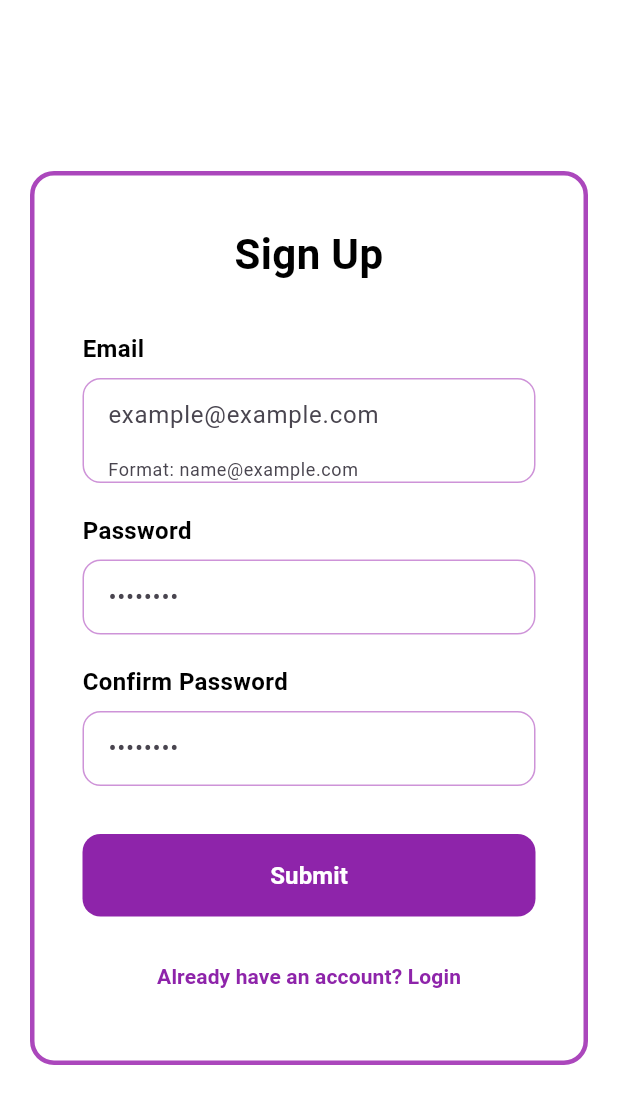
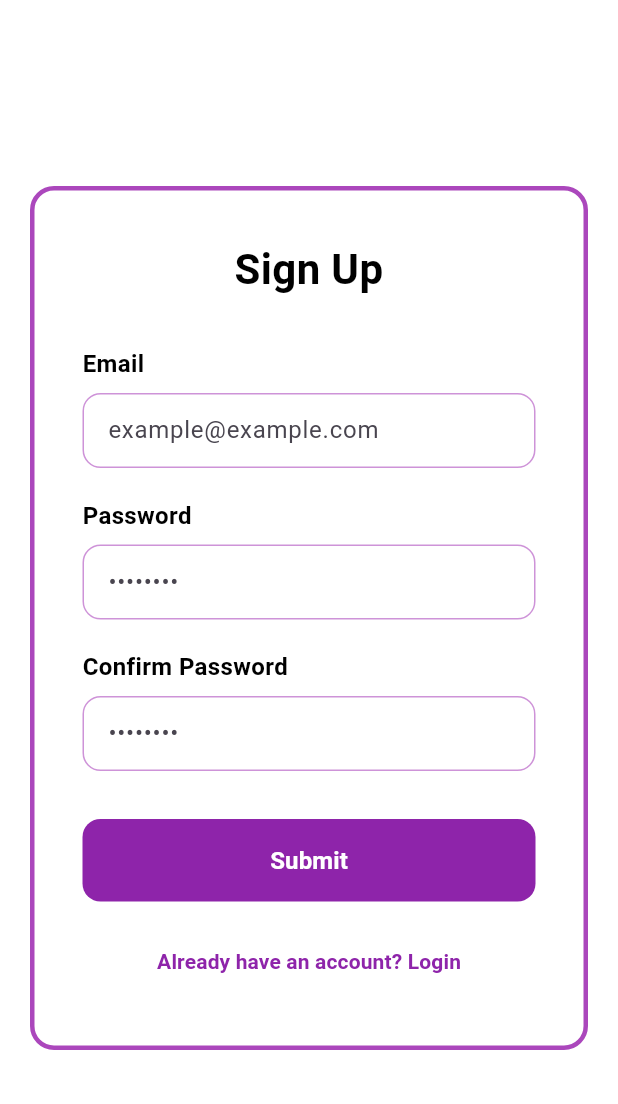
Before and after one commit to SiddakBath/softdev-findr, a Flutter app: the SignupScreen screen opened directly, on a phone screen of 412 x 824 dp. Shown: the top 1104 px of the screen. Run offline on Flutter 3.47's test engine with Material 3 defaults, Android fonts, the phone set to English and light mode, and no system bars; our stand-ins replace cloud_firestore, firebase_auth, firebase_core, firebase_storage, flutter_colorpicker, image_picker; accounts and stored records are empty.

Commit message:
removed redundant helper text in sign up page

```diff
--- a/lib/screens/signup_screen.dart
+++ b/lib/screens/signup_screen.dart
@@ -211,7 +211,6 @@ class _SignupScreenState extends State<SignupScreen> {
                         keyboardType: TextInputType.emailAddress,
                         decoration: const InputDecoration(
                           hintText: 'example@example.com',
-                          helperText: 'Format: name@example.com',
                           border: InputBorder.none,
                           contentPadding: EdgeInsets.symmetric(
                             horizontal: 16,
```
